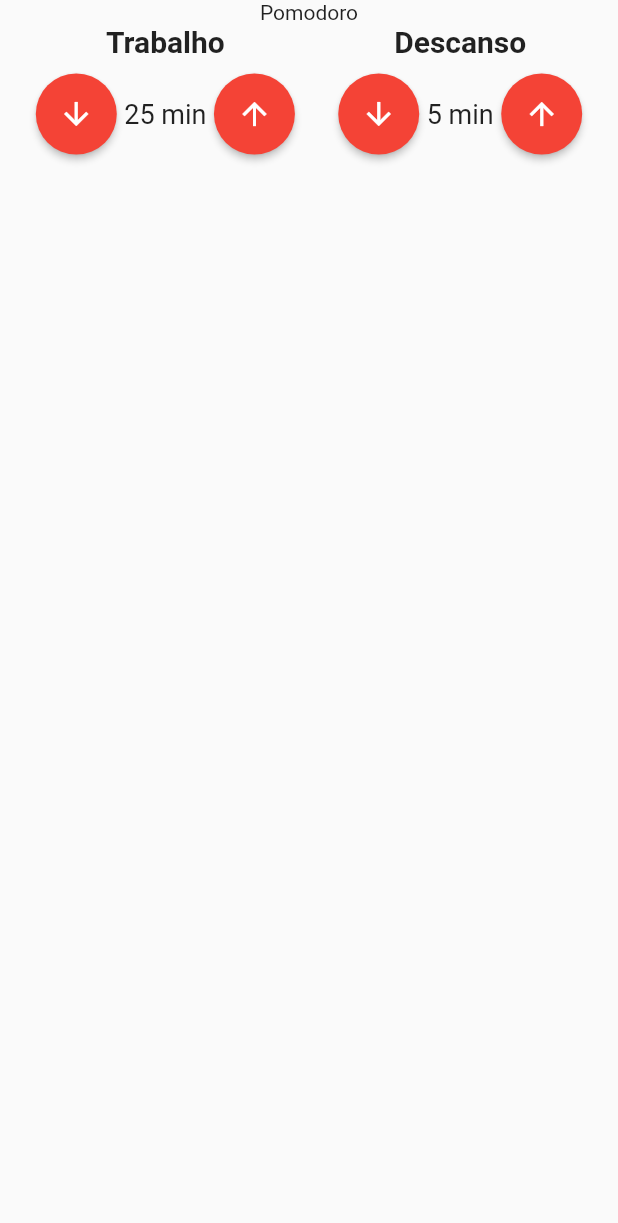
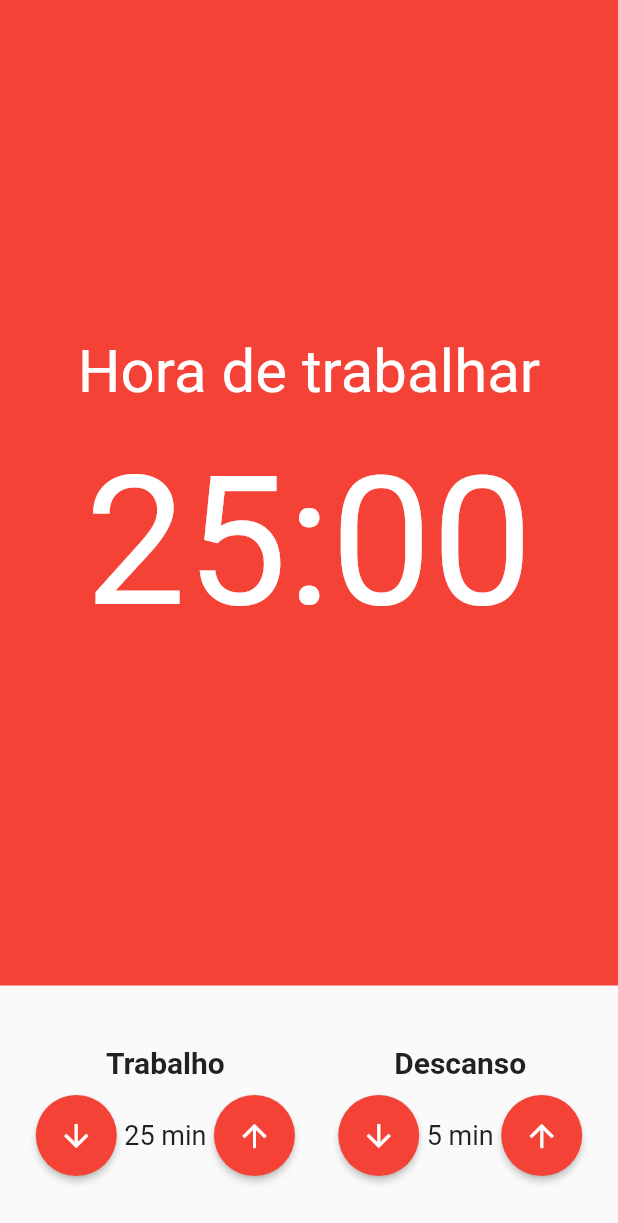
Before and after one commit to marcosmanto/pomodoro_flutter, a Flutter app: the screen it shows after launch, on a phone screen of 412 x 824 dp. Shown: the top 1223 px of the screen. Run offline on Flutter 3.47's test engine with Material 2 defaults, Android fonts, the phone set to English and light mode, and no system bars; our stand-ins replace mobx; generated files the repository leaves out were written again.

Commit message:
Created component PomodoroStopwatch

```diff
--- /dev/null
+++ b/lib/components/pomodoro_stopwatch.dart
@@ -0,0 +1,26 @@
+import 'package:flutter/material.dart';
+
+class PomodoroStopwatch extends StatelessWidget {
+  const PomodoroStopwatch({super.key});
+
+  @override
+  Widget build(BuildContext context) {
+    return Container(
+      color: Colors.red,
+      child: Column(
+        mainAxisAlignment: MainAxisAlignment.center,
+        children: [
+          Text(
+            'Hora de trabalhar',
+            style: const TextStyle(color: Colors.white, fontSize: 40),
+          ),
+          const SizedBox(height: 20),
+          Text(
+            '25:00',
+            style: const TextStyle(color: Colors.white, fontSize: 120),
+          )
+        ],
+      ),
+    );
+  }
+}
--- a/lib/pages/pomodoro.dart
+++ b/lib/pages/pomodoro.dart
@@ -1,4 +1,5 @@
 import 'package:flutter/material.dart';
+import 'package:pomodoro_flutter/components/pomodoro_stopwatch.dart';
 import 'package:pomodoro_flutter/components/time_entry.dart';
 
 class Pomodoro extends StatelessWidget {
@@ -8,14 +9,18 @@ class Pomodoro extends StatelessWidget {
   Widget build(BuildContext context) {
     return Scaffold(
       body: Column(
+        crossAxisAlignment: CrossAxisAlignment.stretch,
         children: [
-          const Text('Pomodoro'),
-          Row(
-            mainAxisAlignment: MainAxisAlignment.spaceEvenly,
-            children: const [
-              TimeEntry(title: 'Trabalho', value: 25),
-              TimeEntry(title: 'Descanso', value: 5),
-            ],
+          const Expanded(child: PomodoroStopwatch()),
+          Padding(
+            padding: const EdgeInsets.symmetric(vertical: 40),
+            child: Row(
+              mainAxisAlignment: MainAxisAlignment.spaceEvenly,
+              children: const [
+                TimeEntry(title: 'Trabalho', value: 25),
+                TimeEntry(title: 'Descanso', value: 5),
+              ],
+            ),
           )
         ],
       ),
```
